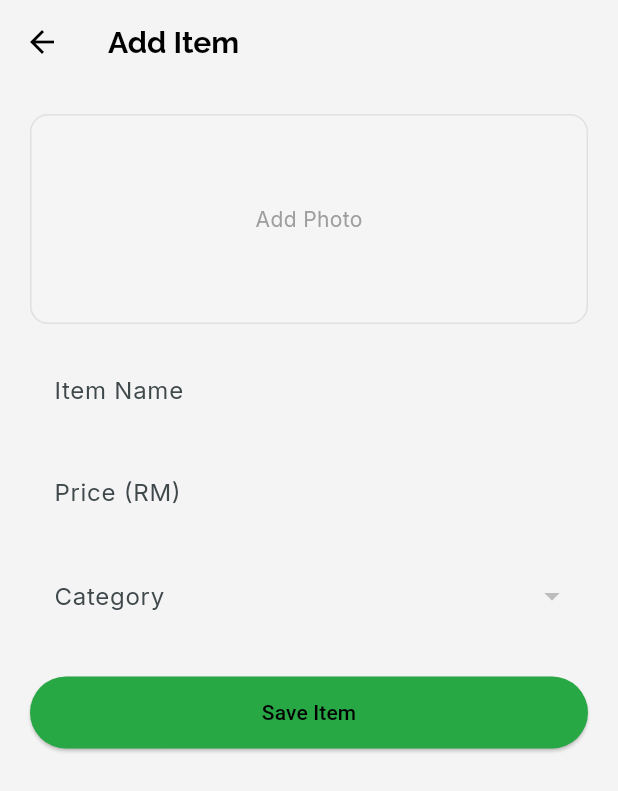
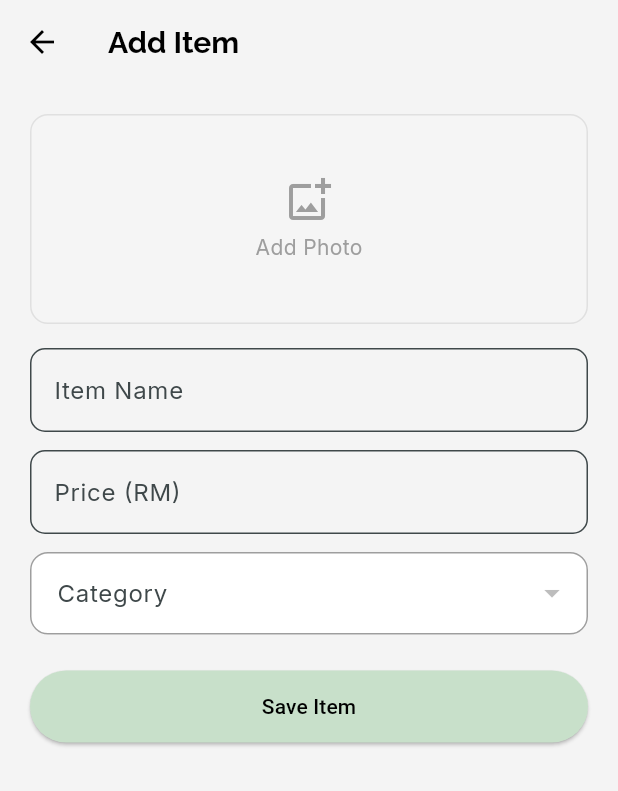
Before and after one commit to Peiyinzz/FoodiesFind, a Flutter app: the ManageItemPage screen opened directly with empty values, on a phone screen of 412 x 824 dp. Shown: the top 791 px of the screen. Run offline on Flutter 3.47's test engine with Material 3 defaults, Android fonts, the phone set to English and light mode, and no system bars; our stand-ins replace animated_text_kit, cloud_firestore, firebase_auth, firebase_core, firebase_storage, flutter_rating_bar and 5 more; missing offline and left inert: flutter_polyline_points; accounts and stored records are empty; network calls fail.

Commit message:
Modified menu management ui

```diff
--- a/foodiesfind_final/lib/screens/manage_category.dart
+++ b/foodiesfind_final/lib/screens/manage_category.dart
@@ -137,7 +137,12 @@ class _ManageCategoryPageState extends State<ManageCategoryPage> {
             children: [
               TextFormField(
                 controller: _categoryController,
-                decoration: const InputDecoration(labelText: 'Category Name'),
+                decoration: InputDecoration(
+                  labelText: 'Category Name',
+                  border: OutlineInputBorder(
+                    borderRadius: BorderRadius.circular(10),
+                  ),
+                ),
                 validator:
                     (val) => val == null || val.isEmpty ? 'Enter a name' : null,
               ),
@@ -145,7 +150,7 @@ class _ManageCategoryPageState extends State<ManageCategoryPage> {
               ElevatedButton(
                 onPressed: _isSaving ? null : _saveCategory,
                 style: ElevatedButton.styleFrom(
-                  backgroundColor: const Color(0xFF28A745),
+                  backgroundColor: const Color(0xFFC8E0CA),
                   padding: const EdgeInsets.symmetric(
                     vertical: 14,
                     horizontal: 10,
--- a/foodiesfind_final/lib/screens/manage_item.dart
+++ b/foodiesfind_final/lib/screens/manage_item.dart
@@ -196,50 +196,91 @@ class _ManageItemPageState extends State<ManageItemPage> {
                           ? Image.file(_imageFile!, fit: BoxFit.cover)
                           : (_imageUrl != null && _imageUrl!.isNotEmpty)
                           ? Image.network(_imageUrl!, fit: BoxFit.cover)
-                          : const Center(
-                            child: Text(
-                              'Add Photo',
-                              style: TextStyle(color: Colors.grey),
-                            ),
+                          : Column(
+                            mainAxisAlignment: MainAxisAlignment.center,
+                            children: const [
+                              Icon(
+                                Icons.add_photo_alternate_outlined,
+                                color: Colors.grey,
+                                size: 32,
+                              ),
+                              SizedBox(height: 6),
+                              Text(
+                                'Add Photo',
+                                style: TextStyle(color: Colors.grey),
+                              ),
+                            ],
                           ),
                 ),
               ),
               const SizedBox(height: 16),
               TextFormField(
                 controller: _nameController,
-                decoration: const InputDecoration(labelText: 'Item Name'),
+                decoration: InputDecoration(
+                  labelText: 'Item Name',
+                  border: OutlineInputBorder(
+                    borderRadius: BorderRadius.circular(10),
+                  ),
+                ),
                 validator:
                     (val) => val == null || val.isEmpty ? 'Enter name' : null,
               ),
               const SizedBox(height: 12),
               TextFormField(
                 controller: _priceController,
-                decoration: const InputDecoration(labelText: 'Price (RM)'),
+                decoration: InputDecoration(
+                  labelText: 'Price (RM)',
+                  border: OutlineInputBorder(
+                    borderRadius: BorderRadius.circular(10),
+                  ),
+                ),
                 keyboardType: TextInputType.number,
                 validator:
                     (val) => val == null || val.isEmpty ? 'Enter price' : null,
               ),
               const SizedBox(height: 12),
+
               DropdownButtonFormField<String>(
                 value: _selectedCategory,
-                decoration: const InputDecoration(labelText: 'Category'),
+                isExpanded: true,
+                decoration: InputDecoration(
+                  labelText: 'Category',
+                  filled: true,
+                  fillColor: Colors.white,
+                  contentPadding: const EdgeInsets.symmetric(
+                    horizontal: 14,
+                    vertical: 14,
+                  ),
+                  border: OutlineInputBorder(
+                    borderRadius: BorderRadius.circular(12),
+                    borderSide: const BorderSide(color: Colors.grey),
+                  ),
+                  enabledBorder: OutlineInputBorder(
+                    borderRadius: BorderRadius.circular(12),
+                    borderSide: const BorderSide(color: Colors.grey),
+                  ),
+                ),
+                dropdownColor: Colors.white,
+                menuMaxHeight: 200, // Scrollbar enabled beyond this height
+                icon: const Icon(Icons.arrow_drop_down),
                 items:
-                    _categoryList
-                        .map(
-                          (cat) =>
-                              DropdownMenuItem(value: cat, child: Text(cat)),
-                        )
-                        .toList(),
+                    _categoryList.map((cat) {
+                      return DropdownMenuItem<String>(
+                        value: cat,
+                        child: Text(cat),
+                      );
+                    }).toList(),
                 onChanged: (val) => setState(() => _selectedCategory = val),
                 validator:
                     (val) =>
                         val == null || val.isEmpty ? 'Select category' : null,
               ),
+
               const SizedBox(height: 24),
               ElevatedButton(
                 onPressed: _isSaving ? null : _saveItem,
                 style: ElevatedButton.styleFrom(
-                  backgroundColor: const Color(0xFF28A745),
+                  backgroundColor: const Color(0xFFC8E0CA),
                   padding: const EdgeInsets.symmetric(vertical: 14),
                 ),
                 child: Text(
--- a/foodiesfind_final/lib/screens/manage_menu.dart
+++ b/foodiesfind_final/lib/screens/manage_menu.dart
@@ -122,16 +122,16 @@ class _ManageMenuPageState extends State<ManageMenuPage> {
                 ),
               ),
               Padding(
-                padding: const EdgeInsets.fromLTRB(16, 0, 16, 30),
+                padding: const EdgeInsets.fromLTRB(16, 16, 16, 30),
                 child: ElevatedButton(
                   style: ElevatedButton.styleFrom(
-                    backgroundColor: Colors.green,
+                    backgroundColor: Color(0xFFC8E0CA),
                     padding: const EdgeInsets.symmetric(
                       vertical: 14,
                       horizontal: 10,
                     ),
                     shape: RoundedRectangleBorder(
-                      borderRadius: BorderRadius.circular(12),
+                      borderRadius: BorderRadius.circular(20),
                     ),
                   ),
                   onPressed: () => _showAddOptions(context),
```
